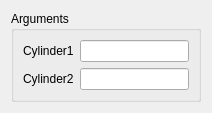
First picture: the form in src/HEXABLOCKGUI/MakeCylinders_QTD.ui, repository SalomePlatform/hexablock, before the edit.
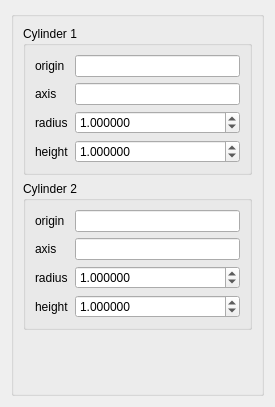
Second picture: the form after the edit.

Patch:
```diff
--- a/src/HEXABLOCKGUI/MakeCylinders_QTD.ui
+++ b/src/HEXABLOCKGUI/MakeCylinders_QTD.ui
@@ -6,8 +6,8 @@
    <rect>
     <x>0</x>
     <y>0</y>
-    <width>212</width>
-    <height>106</height>
+    <width>275</width>
+    <height>407</height>
    </rect>
   </property>
   <property name="sizePolicy">
@@ -23,13 +23,19 @@
    <item>
     <widget class="QGroupBox" name="groupBox">
      <property name="title">
-      <string>Arguments</string>
+      <string/>
+     </property>
+     <layout class="QVBoxLayout" name="verticalLayout">
+      <item>
+       <widget class="QGroupBox" name="groupBox_2">
+        <property name="title">
+         <string>Cylinder 1</string>
      </property>
      <layout class="QFormLayout" name="formLayout">
       <item row="0" column="0">
        <widget class="QLabel" name="label">
         <property name="text">
-         <string>Cylinder1</string>
+            <string>origin</string>
         </property>
        </widget>
       </item>
@@ -52,15 +58,81 @@
         </property>
        </widget>
       </item>
+         <item row="1" column="1">
+          <widget class="QLineEdit" name="direction_le">
+           <property name="sizePolicy">
+            <sizepolicy hsizetype="Minimum" vsizetype="Fixed">
+             <horstretch>0</horstretch>
+             <verstretch>0</verstretch>
+            </sizepolicy>
+           </property>
+          </widget>
+         </item>
       <item row="1" column="0">
+          <widget class="QLabel" name="label_3">
+           <property name="text">
+            <string>axis</string>
+           </property>
+          </widget>
+         </item>
+         <item row="2" column="1">
+          <widget class="QDoubleSpinBox" name="radius_spb">
+           <property name="decimals">
+            <number>6</number>
+           </property>
+           <property name="maximum">
+            <double>1000000000.000000000000000</double>
+           </property>
+           <property name="value">
+            <double>1.000000000000000</double>
+           </property>
+          </widget>
+         </item>
+         <item row="3" column="1">
+          <widget class="QDoubleSpinBox" name="height_spb">
+           <property name="decimals">
+            <number>6</number>
+           </property>
+           <property name="maximum">
+            <double>1000000000.000000000000000</double>
+           </property>
+           <property name="value">
+            <double>1.000000000000000</double>
+           </property>
+          </widget>
+         </item>
+         <item row="2" column="0">
+          <widget class="QLabel" name="label_4">
+           <property name="text">
+            <string>radius</string>
+           </property>
+          </widget>
+         </item>
+         <item row="3" column="0">
+          <widget class="QLabel" name="label_5">
+           <property name="text">
+            <string>height</string>
+           </property>
+          </widget>
+         </item>
+        </layout>
+       </widget>
+      </item>
+      <item>
+       <widget class="QGroupBox" name="groupBox_3">
+        <property name="title">
+         <string>Cylinder 2</string>
+        </property>
+        <layout class="QFormLayout" name="formLayout_2">
+         <item row="0" column="0">
        <widget class="QLabel" name="label_2">
         <property name="text">
-         <string>Cylinder2</string>
+            <string>origin</string>
         </property>
        </widget>
       </item>
-      <item row="1" column="1">
-       <widget class="QLineEdit" name="cyl2_le">
+         <item row="0" column="1">
+          <widget class="QLineEdit" name="center2_le">
         <property name="sizePolicy">
          <sizepolicy hsizetype="Minimum" vsizetype="Fixed">
           <horstretch>0</horstretch>
@@ -77,6 +149,79 @@
          <bool>false</bool>
         </property>
        </widget>
+         </item>
+         <item row="1" column="1">
+          <widget class="QLineEdit" name="direction2_le">
+           <property name="sizePolicy">
+            <sizepolicy hsizetype="Minimum" vsizetype="Fixed">
+             <horstretch>0</horstretch>
+             <verstretch>0</verstretch>
+            </sizepolicy>
+           </property>
+          </widget>
+         </item>
+         <item row="1" column="0">
+          <widget class="QLabel" name="label_10">
+           <property name="text">
+            <string>axis</string>
+           </property>
+          </widget>
+         </item>
+         <item row="2" column="1">
+          <widget class="QDoubleSpinBox" name="radius2_spb">
+           <property name="decimals">
+            <number>6</number>
+           </property>
+           <property name="maximum">
+            <double>1000000000.000000000000000</double>
+           </property>
+           <property name="value">
+            <double>1.000000000000000</double>
+           </property>
+          </widget>
+         </item>
+         <item row="3" column="1">
+          <widget class="QDoubleSpinBox" name="height2_spb">
+           <property name="decimals">
+            <number>6</number>
+           </property>
+           <property name="maximum">
+            <double>1000000000.000000000000000</double>
+           </property>
+           <property name="value">
+            <double>1.000000000000000</double>
+           </property>
+          </widget>
+         </item>
+         <item row="2" column="0">
+          <widget class="QLabel" name="label_11">
+           <property name="text">
+            <string>radius</string>
+           </property>
+          </widget>
+         </item>
+         <item row="3" column="0">
+          <widget class="QLabel" name="label_12">
+           <property name="text">
+            <string>height</string>
+           </property>
+          </widget>
+         </item>
+        </layout>
+       </widget>
+      </item>
+      <item>
+       <spacer name="verticalSpacer">
+        <property name="orientation">
+         <enum>Qt::Vertical</enum>
+        </property>
+        <property name="sizeHint" stdset="0">
+         <size>
+          <width>20</width>
+          <height>0</height>
+         </size>
+        </property>
+       </spacer>
       </item>
      </layout>
     </widget>
```
Left out of the diff: 2 changed lines with no effect on the pictures. Lines whose indentation alone changed are shown as unchanged.
